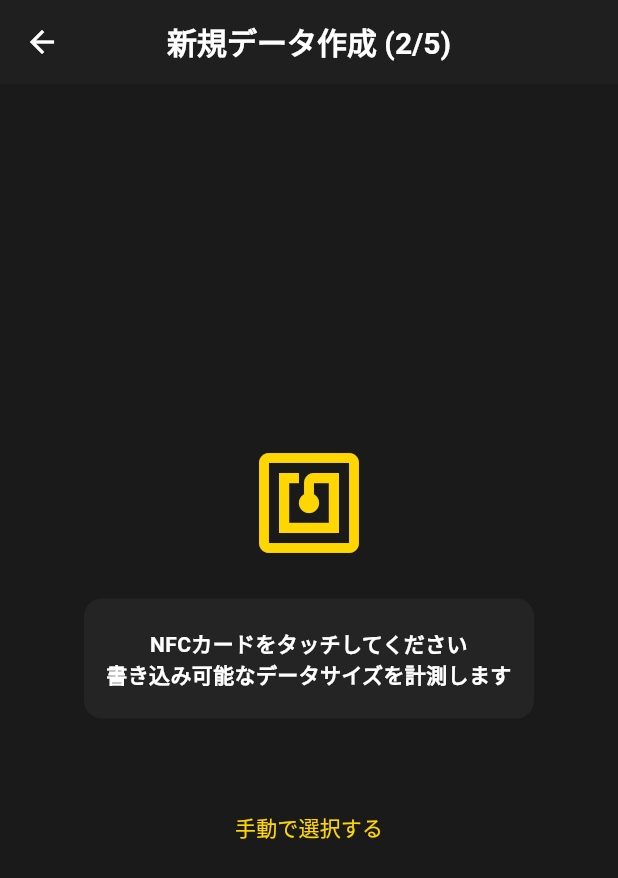
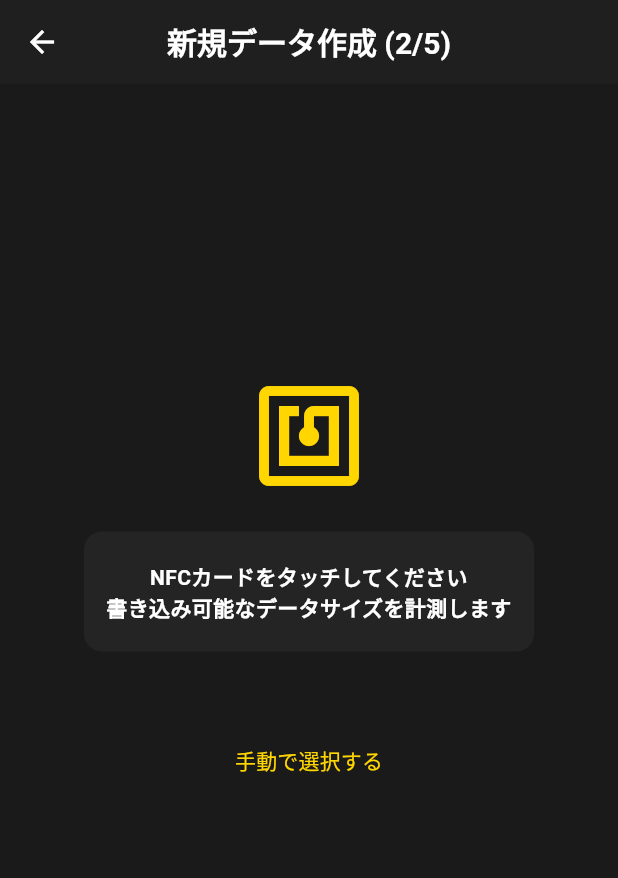
Before and after one commit to tartnejp/portable_secret, a Flutter app: the CapacityCheckPage screen opened by its route, on a phone screen of 412 x 824 dp. Shown: the top 878 px of the screen. Run offline on Flutter 3.47's test engine with Material 3 defaults, Android fonts, the phone set to English and light mode, and no system bars; our stand-ins replace flutter_riverpod, freezed_annotation, go_router, google_fonts, package_info_plus, plugin_platform_interface and 2 more; missing offline and left inert: encrypt, nfc_manager, nfc_manager_ndef; accounts and stored records are empty; generated files the repository leaves out were written again.

Commit message:
0301 0.44 adjust

```diff
--- a/lib/presentation/creation/steps/capacity_check_page.dart
+++ b/lib/presentation/creation/steps/capacity_check_page.dart
@@ -1,3 +1,4 @@
+import 'package:flutter/foundation.dart';
 import 'package:flutter/material.dart';
 import 'package:flutter_riverpod/flutter_riverpod.dart';
 import 'package:go_router/go_router.dart';
@@ -65,9 +66,9 @@ class _CapacityCheckPageState extends ConsumerState<CapacityCheckPage> {
         child: Padding(
           padding: const EdgeInsets.all(16.0),
           child: Column(
-            mainAxisAlignment: MainAxisAlignment.center,
             crossAxisAlignment: CrossAxisAlignment.center,
             children: [
+              const Spacer(flex: 4),
               Icon(
                 Icons.nfc,
                 size: 80,
@@ -77,6 +78,11 @@ class _CapacityCheckPageState extends ConsumerState<CapacityCheckPage> {
               NfcSessionTriggerWidget(
                 instructionText: "NFCカードをタッチしてください\n書き込み可能なデータサイズを計測します",
                 buttonText: '計測開始',
+                showIcon: defaultTargetPlatform != TargetPlatform.iOS,
+                centerText: defaultTargetPlatform == TargetPlatform.iOS,
+                fontSize: defaultTargetPlatform == TargetPlatform.iOS
+                    ? 18
+                    : null,
                 onStartSession: (onError) {
                   ref.read(nfcServiceProvider).startSession();
                 },
@@ -95,6 +101,7 @@ class _CapacityCheckPageState extends ConsumerState<CapacityCheckPage> {
                     textAlign: TextAlign.center,
                   ),
                 ),
+              const Spacer(flex: 6),
             ],
           ),
         ),
--- a/pubspec.yaml
+++ b/pubspec.yaml
@@ -1,7 +1,7 @@
 name: portable_sec
 description: "A new Flutter project."
 publish_to: 'none'
-version: 0.43.0
+version: 0.44.0
 
 environment:
   sdk: ^3.10.8
```
